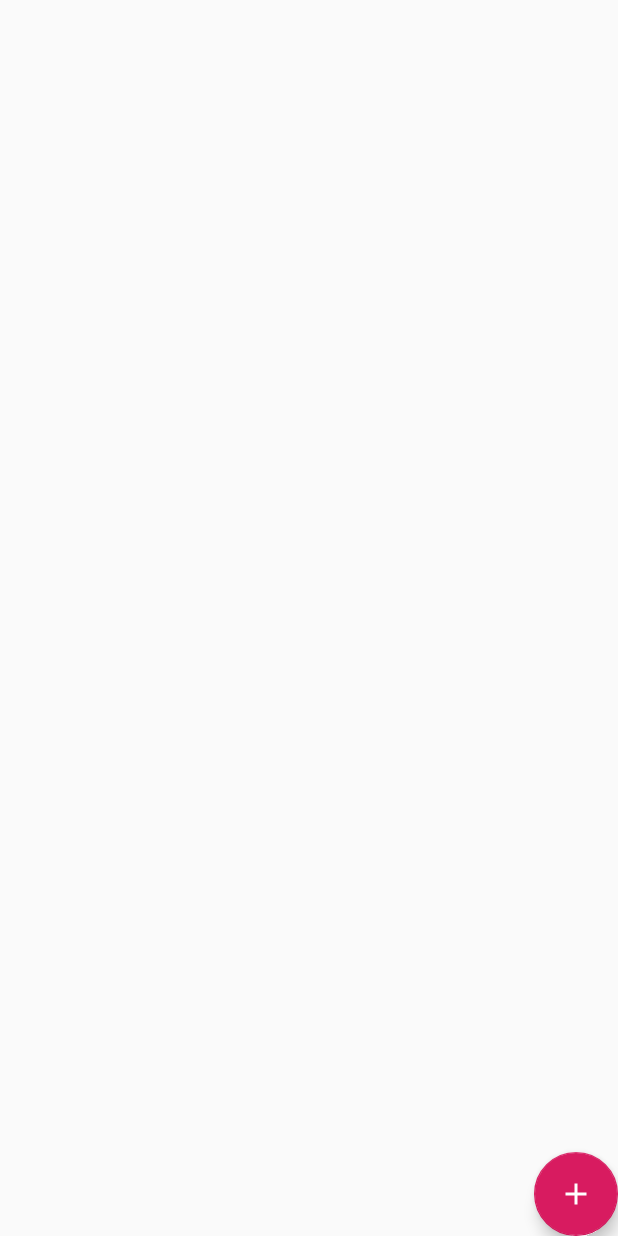
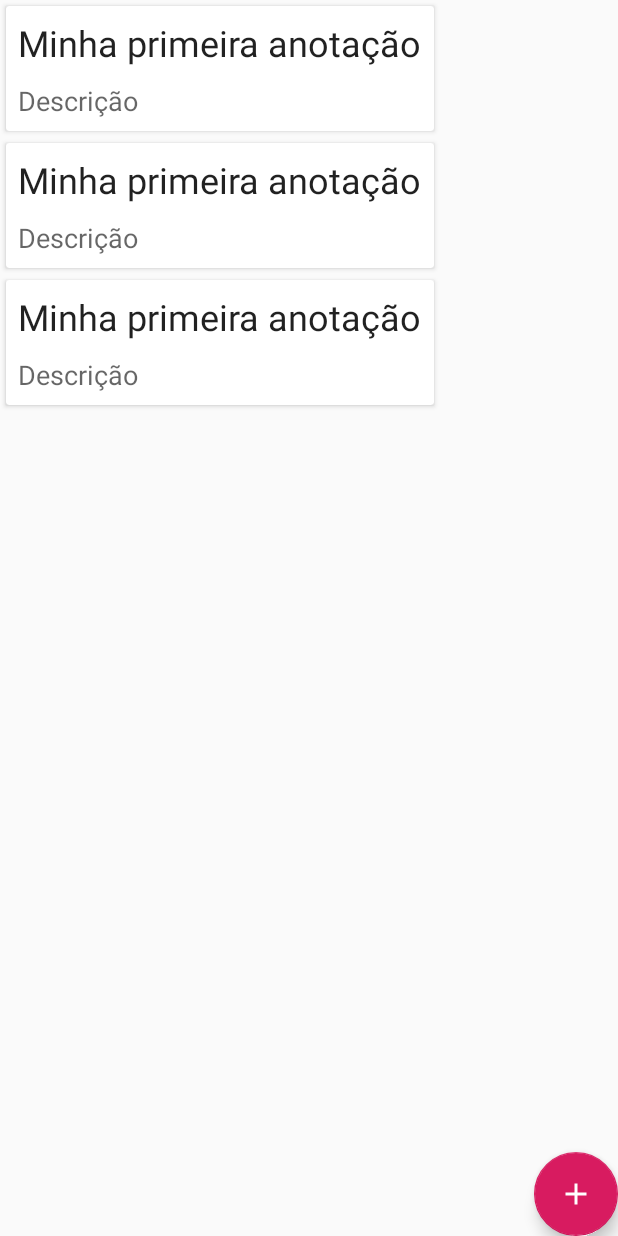
Before and after one commit to pontoevirgula/MinhasAnotacoes, an Android app: the layout fragment_home.xml on its own in the app's theme, with its tools: preview values and no code run, on a phone screen of 412 x 824 dp. Run offline under Robolectric (Android 15) with nearby library versions, the phone set to English and light mode, and no system bars.

Commit message:
exibindo lista de anotações salvas no Room via Coroutines

```diff
--- a/app/src/main/java/com/chsltutorials/minhasanotacoes/db/NoteDAO.kt
+++ b/app/src/main/java/com/chsltutorials/minhasanotacoes/db/NoteDAO.kt
@@ -12,7 +12,7 @@ interface NoteDAO {
     @Insert
     suspend fun addNote(note : Note)
 
-    @Query("SELECT * FROM note")
+    @Query("SELECT * FROM note ORDER BY id DESC")
     suspend fun getAllNotes() : List<Note>
 
     @Insert
--- /dev/null
+++ b/app/src/main/res/layout/adapter_note_item.xml
@@ -0,0 +1,39 @@
+<?xml version="1.0" encoding="utf-8"?>
+<LinearLayout xmlns:android="http://schemas.android.com/apk/res/android"
+              xmlns:tools="http://schemas.android.com/tools"
+              android:orientation="vertical"
+              android:layout_width="wrap_content"
+              android:layout_height="wrap_content">
+
+    <androidx.cardview.widget.CardView
+            android:layout_margin="4dp"
+            android:layout_width="wrap_content"
+            android:layout_height="wrap_content">
+
+        <RelativeLayout
+                android:padding="8dp"
+                android:layout_width="wrap_content"
+                android:layout_height="wrap_content">
+
+            <TextView
+                    android:textAppearance="@style/Base.TextAppearance.AppCompat.Headline"
+                    tools:text="Minha primeira anotação"
+                    android:layout_marginBottom="10dp"
+                    android:id="@+id/tvTitle"
+                    android:layout_width="wrap_content"
+                    android:layout_height="wrap_content"/>
+
+            <TextView
+                    android:textAppearance="@style/Base.TextAppearance.AppCompat.Medium"
+                    tools:text="Descrição"
+                    android:layout_below="@id/tvTitle"
+                    android:id="@+id/tvNote"
+                    android:layout_width="wrap_content"
+                    android:layout_height="wrap_content"/>
+
+        </RelativeLayout>
+
+    </androidx.cardview.widget.CardView>
+
+
+</LinearLayout>
--- a/app/src/main/res/layout/fragment_home.xml
+++ b/app/src/main/res/layout/fragment_home.xml
@@ -5,6 +5,12 @@
          android:layout_width="match_parent"
          android:layout_height="match_parent"
          tools:context=".ui.HomeFragment">
+
+    <androidx.recyclerview.widget.RecyclerView
+            android:id="@+id/rvNotes"
+            tools:listitem="@layout/adapter_note_item"
+            android:layout_width="match_parent"
+            android:layout_height="match_parent"/>
 
 
     <com.google.android.material.floatingactionbutton.FloatingActionButton
```
Also changed, not shown: app/src/main/java/com/chsltutorials/minhasanotacoes/ui/HomeFragment.kt (+14 -0 lines), app/src/main/java/com/chsltutorials/minhasanotacoes/ui/NoteAdapter.kt (added, +28 -0 lines).
